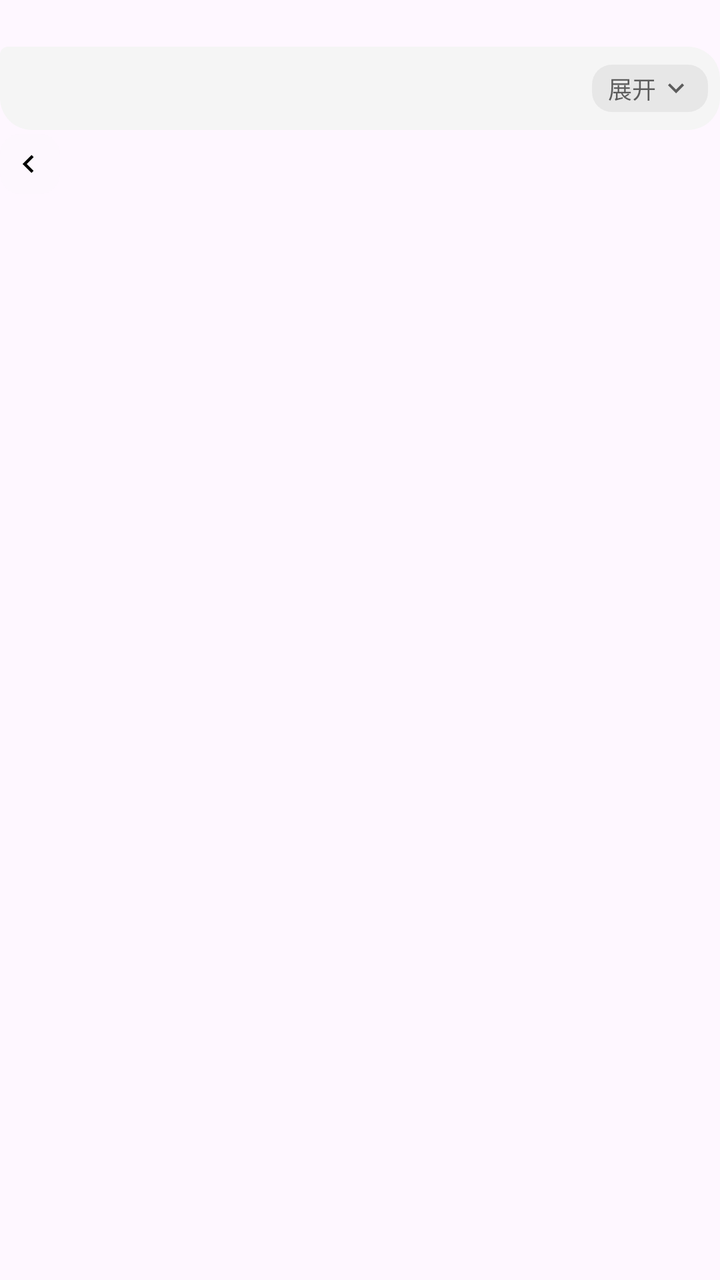
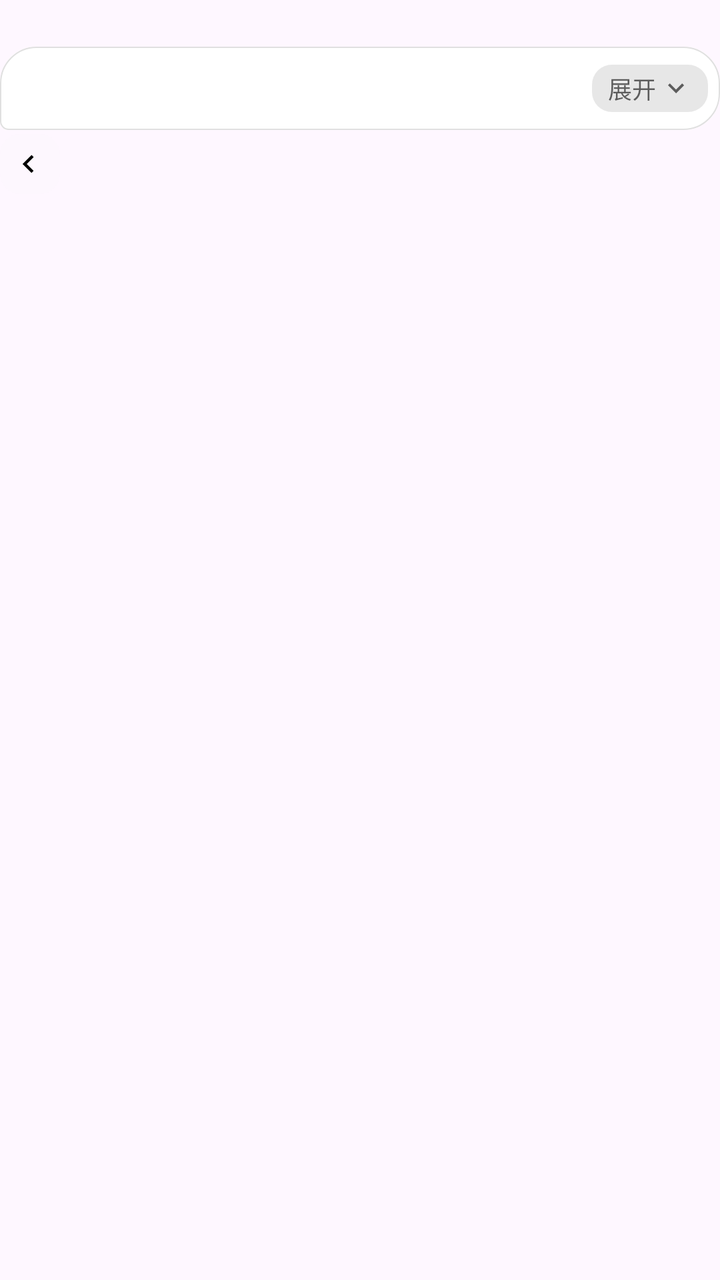

Screens rendered from an Android XML layout before and after an edit, with the pre-edit source and the edit as a unified diff.
<!-- AndroidManifest.xml: application theme Theme.AIChat -->
<!-- res/layout/item_message_assistant.xml -->
<?xml version="1.0" encoding="utf-8"?>
<LinearLayout xmlns:android="http://schemas.android.com/apk/res/android"
    android:layout_width="match_parent"
    android:layout_height="wrap_content"
    android:orientation="vertical"
    android:gravity="start"
    android:paddingVertical="4dp">

    <TextView
        android:id="@+id/textTimestamp"
        android:layout_width="wrap_content"
        android:layout_height="wrap_content"
        android:layout_marginBottom="3dp"
        android:textSize="12sp"
        android:textColor="@color/chat_meta_text_color" />

    
    <LinearLayout
        android:id="@+id/layoutReasoning"
        android:layout_width="wrap_content"
        android:layout_height="wrap_content"
        android:orientation="vertical"
        android:layout_marginBottom="4dp"
        android:visibility="gone">
        
        <TextView
            android:id="@+id/textReasoningHeader"
            android:layout_width="wrap_content"
            android:layout_height="wrap_content"
            android:text="Thinking"
            android:textStyle="bold"
            android:textAppearance="?attr/textAppearanceLabelSmall"
            android:textColor="@color/chat_meta_text_color"
            android:background="?attr/selectableItemBackgroundBorderless"
            android:paddingHorizontal="6dp"
            android:paddingVertical="2dp" />
        
        <TextView
            android:id="@+id/textReasoningContent"
            android:layout_width="wrap_content"
            android:layout_height="wrap_content"
            android:maxWidth="300dp"
            android:layout_marginTop="2dp"
            android:padding="10dp"
            android:textSize="13sp"
            android:textColor="@color/chat_reasoning_text_color"
            android:background="@drawable/bubble_reasoning"
            android:visibility="gone"
            android:textIsSelectable="true" />
    </LinearLayout>

    
    <FrameLayout
        android:id="@+id/layoutAssistantBubble"
        android:layout_width="match_parent"
        android:layout_height="wrap_content"
        android:background="@drawable/bubble_assistant">
        
        <TextView
            android:id="@+id/textContent"
            android:layout_width="match_parent"
            android:layout_height="wrap_content"
            android:paddingStart="12dp"
            android:paddingTop="10dp"
            android:paddingEnd="12dp"
            android:paddingBottom="10dp"
            android:textColor="@color/chat_assistant_text_color"
            android:textSize="16sp"
            android:textIsSelectable="true" />
        
        <TextView
            android:id="@+id/textCollapseToggle"
            android:layout_width="wrap_content"
            android:layout_height="wrap_content"
            android:layout_gravity="end|center_vertical"
            android:layout_marginEnd="6dp"
            android:paddingHorizontal="8dp"
            android:paddingVertical="3dp"
            android:text="展开"
            android:textSize="12sp"
            android:textColor="@color/chat_meta_text_color"
            android:drawablePadding="2dp"
            android:drawableEnd="@drawable/ic_collapse_expand_more"
            android:drawableTint="@color/chat_meta_text_color"
            android:background="@drawable/bg_affix_toggle" />
    </FrameLayout>

    <TextView
        android:id="@+id/textUsage"
        android:layout_width="wrap_content"
        android:layout_height="wrap_content"
        android:layout_marginTop="3dp"
        android:textSize="12sp"
        android:textColor="@color/chat_meta_text_color"
        android:visibility="gone" />

    <ImageButton
        android:id="@+id/actionExpand"
        android:layout_width="30dp"
        android:layout_height="30dp"
        android:layout_marginTop="2dp"
        android:padding="6dp"
        android:background="@drawable/bg_action_button"
        android:scaleType="centerInside"
        android:src="@drawable/ic_action_expand_left"
        android:tint="@color/action_button_icon_tint"
        android:contentDescription="展开操作" />

    
    <LinearLayout
        android:id="@+id/layoutActions"
        android:layout_width="match_parent"
        android:layout_height="wrap_content"
        android:minHeight="32dp"
        android:layout_marginTop="6dp"
        android:orientation="horizontal"
        android:gravity="center_vertical"
        android:visibility="gone">
        
        <ImageButton
            android:id="@+id/actionEdit"
            android:layout_width="32dp"
            android:layout_height="32dp"
            android:padding="7dp"
            android:background="@drawable/bg_action_button"
            android:scaleType="centerInside"
            android:src="@drawable/ic_action_edit"
            android:tint="@color/action_button_icon_tint"
            android:contentDescription="编辑" />
        
        <ImageButton
            android:id="@+id/actionCopy"
            android:layout_width="34dp"
            android:layout_height="34dp"
            android:layout_marginStart="4dp"
            android:padding="7dp"
            android:background="@drawable/bg_action_button"
            android:scaleType="centerInside"
            android:src="@drawable/ic_action_copy"
            android:tint="@color/action_button_icon_tint"
            android:contentDescription="复制" />
        <ImageButton
            android:id="@+id/actionOpen"
            android:layout_width="34dp"
            android:layout_height="34dp"
            android:layout_marginStart="4dp"
            android:padding="7dp"
            android:background="@drawable/bg_action_button"
            android:scaleType="centerInside"
            android:src="@drawable/ic_action_open"
            android:tint="@color/action_button_icon_tint"
            android:contentDescription="打开" />
        
        <ImageButton
            android:id="@+id/actionOutline"
            android:layout_width="34dp"
            android:layout_height="34dp"
            android:layout_marginStart="4dp"
            android:padding="7dp"
            android:background="@drawable/bg_action_button"
            android:scaleType="centerInside"
            android:src="@drawable/ic_action_outline"
            android:tint="@color/action_button_icon_tint"
            android:contentDescription="提取到大纲"
            android:visibility="gone" />
        
        <ImageButton
            android:id="@+id/actionDelete"
            android:layout_width="34dp"
            android:layout_height="34dp"
            android:layout_marginStart="10dp"
            android:padding="7dp"
            android:background="@drawable/bg_action_button"
            android:scaleType="centerInside"
            android:src="@drawable/ic_action_delete"
            android:tint="#8B2E2E"
            android:contentDescription="删除" />
        
        <Space
            android:layout_width="0dp"
            android:layout_height="1dp"
            android:layout_weight="1" />
    </LinearLayout>
</LinearLayout>
<!-- resources referenced by this layout -->
<resources>
  <color name="action_button_icon_tint">#66000000</color>
  <color name="chat_assistant_text_color">#DE000000</color>
  <color name="chat_meta_text_color">#99000000</color>
  <color name="chat_reasoning_text_color">#CC000000</color>
  <!-- drawable bg_action_button (drawable) -->
  <?xml version="1.0" encoding="utf-8"?>
  <shape xmlns:android="http://schemas.android.com/apk/res/android">
      <corners android:radius="10dp" />
      <solid android:color="@color/action_button_bg" />
  </shape>
  <!-- drawable bg_affix_toggle (drawable) -->
  <?xml version="1.0" encoding="utf-8"?>
  <shape xmlns:android="http://schemas.android.com/apk/res/android">
      <corners android:radius="10dp" />
      <solid android:color="@color/affix_toggle_bg" />
  </shape>
  <!-- drawable bubble_assistant (drawable) -->
  <?xml version="1.0" encoding="utf-8"?>
  <shape xmlns:android="http://schemas.android.com/apk/res/android"
      android:shape="rectangle">
      <solid android:color="@color/assistant_bubble" />
      <corners android:radius="16dp"
          android:topLeftRadius="4dp" />
  </shape>
  <!-- drawable bubble_reasoning (drawable) -->
  <?xml version="1.0" encoding="utf-8"?>
  <shape xmlns:android="http://schemas.android.com/apk/res/android"
      android:shape="rectangle">
      <solid android:color="@color/reasoning_bubble" />
      <corners android:radius="12dp" />
      <padding
          android:left="2dp"
          android:top="2dp"
          android:right="2dp"
          android:bottom="2dp" />
  </shape>
  <!-- drawable ic_action_expand_left (drawable) -->
  <?xml version="1.0" encoding="utf-8"?>
  <vector xmlns:android="http://schemas.android.com/apk/res/android"
      android:width="24dp"
      android:height="24dp"
      android:viewportWidth="24"
      android:viewportHeight="24">
      <path
          android:fillColor="#FF000000"
          android:pathData="M14.41,16.59L9.83,12l4.58,-4.59L13,6l-6,6 6,6z" />
  </vector>
  <color name="action_button_bg">#10E7E7E7</color>
  <color name="affix_toggle_bg">#E7E7E7</color>
  <color name="assistant_bubble">#F5F5F5</color>
  <color name="reasoning_bubble">#EEF1F4</color>
  <color name="primary">#1976D2</color>
  <color name="on_primary">#FFFFFF</color>
  <color name="surface">#FFFFFF</color>
  <color name="primary_blue_subtle">#F5FAFF</color>
  <color name="primary_blue_light">#E3F2FD</color>
  <color name="primary_blue_deep">#0D47A1</color>
  <style name="ThemeOverlay.AIChat.MaterialAlertDialog" parent="ThemeOverlay.Material3.MaterialAlertDialog">
          <item name="backgroundTint">@color/dialog_surface_bg</item>
          <item name="android:windowBackground">@drawable/bg_material_alert_dialog</item>
          <item name="colorSurface">@color/dialog_surface_bg</item>
          <item name="elevationOverlayEnabled">false</item>
      </style>
  <color name="dialog_surface_bg">#FFFDFEFF</color>
  <!-- drawable bg_material_alert_dialog (drawable) -->
  <?xml version="1.0" encoding="utf-8"?>
  <shape xmlns:android="http://schemas.android.com/apk/res/android"
      android:shape="rectangle">
      <corners android:radius="28dp" />
      <solid android:color="@color/dialog_surface_bg" />
  </shape>
  <!-- unchanged entries left out for length: 7 -->
</resources>

<!-- the commit's change to res/layout/item_message_assistant.xml (unified diff, before → after) -->
@@ -54,7 +54,7 @@
         android:id="@+id/layoutAssistantBubble"
         android:layout_width="match_parent"
         android:layout_height="wrap_content"
-        android:background="@drawable/bubble_assistant">
+        android:background="@drawable/bubble_assistant_wa">
         
         <TextView
             android:id="@+id/textContent"
@@ -173,7 +173,7 @@
             android:background="@drawable/bg_action_button"
             android:scaleType="centerInside"
             android:src="@drawable/ic_action_delete"
-            android:tint="#8B2E2E"
+            android:tint="@color/ios_destructive"
             android:contentDescription="删除" />
         
         <Space
<!-- resource entries referenced after the edit -->
@@ -4,6 +4,7 @@
   <color name="chat_assistant_text_color">#DE000000</color>
   <color name="chat_meta_text_color">#99000000</color>
   <color name="chat_reasoning_text_color">#CC000000</color>
+  <color name="ios_destructive">#FF3B30</color>
   <!-- drawable bg_action_button (drawable) -->
   <?xml version="1.0" encoding="utf-8"?>
   <shape xmlns:android="http://schemas.android.com/apk/res/android">
@@ -16,14 +17,27 @@
       <corners android:radius="10dp" />
       <solid android:color="@color/affix_toggle_bg" />
   </shape>
-  <!-- drawable bubble_assistant (drawable) -->
+  <!-- drawable bubble_assistant_wa (drawable) -->
   <?xml version="1.0" encoding="utf-8"?>
-  <shape xmlns:android="http://schemas.android.com/apk/res/android"
-      android:shape="rectangle">
-      <solid android:color="@color/assistant_bubble" />
-      <corners android:radius="16dp"
-          android:topLeftRadius="4dp" />
-  </shape>
+  <layer-list xmlns:android="http://schemas.android.com/apk/res/android">
+      <item>
+          <shape android:shape="rectangle">
+              <solid android:color="@color/whatsapp_bubble_assistant" />
+              <corners
+                  android:radius="18dp"
+                  android:bottomLeftRadius="4dp" />
+          </shape>
+      </item>
+      <item>
+          <shape android:shape="rectangle">
+              <solid android:color="@android:color/transparent" />
+              <stroke android:width="0.5dp" android:color="@color/bubble_assistant_stroke" />
+              <corners
+                  android:radius="18dp"
+                  android:bottomLeftRadius="4dp" />
+          </shape>
+      </item>
+  </layer-list>
   <!-- drawable bubble_reasoning (drawable) -->
   <?xml version="1.0" encoding="utf-8"?>
   <shape xmlns:android="http://schemas.android.com/apk/res/android"
@@ -49,7 +63,8 @@
   </vector>
   <color name="action_button_bg">#10E7E7E7</color>
   <color name="affix_toggle_bg">#E7E7E7</color>
-  <color name="assistant_bubble">#F5F5F5</color>
+  <color name="whatsapp_bubble_assistant">#FFFFFF</color>
+  <color name="bubble_assistant_stroke">#E0E0E0</color>
   <color name="reasoning_bubble">#EEF1F4</color>
   <color name="primary">#1976D2</color>
   <color name="on_primary">#FFFFFF</color>
